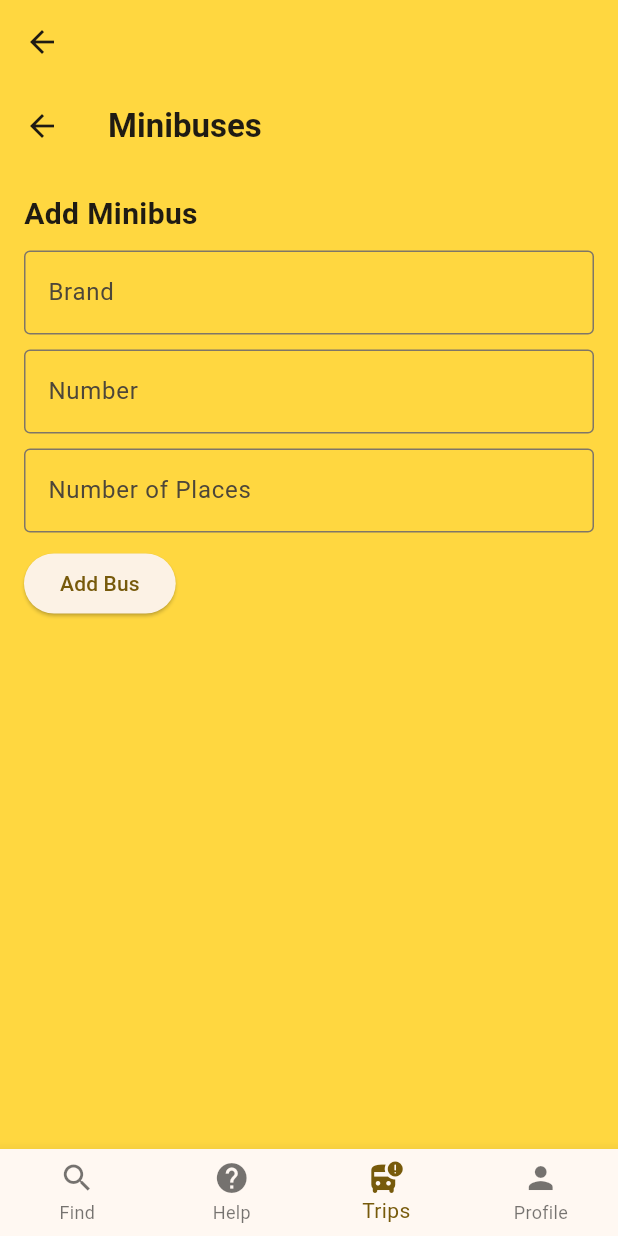
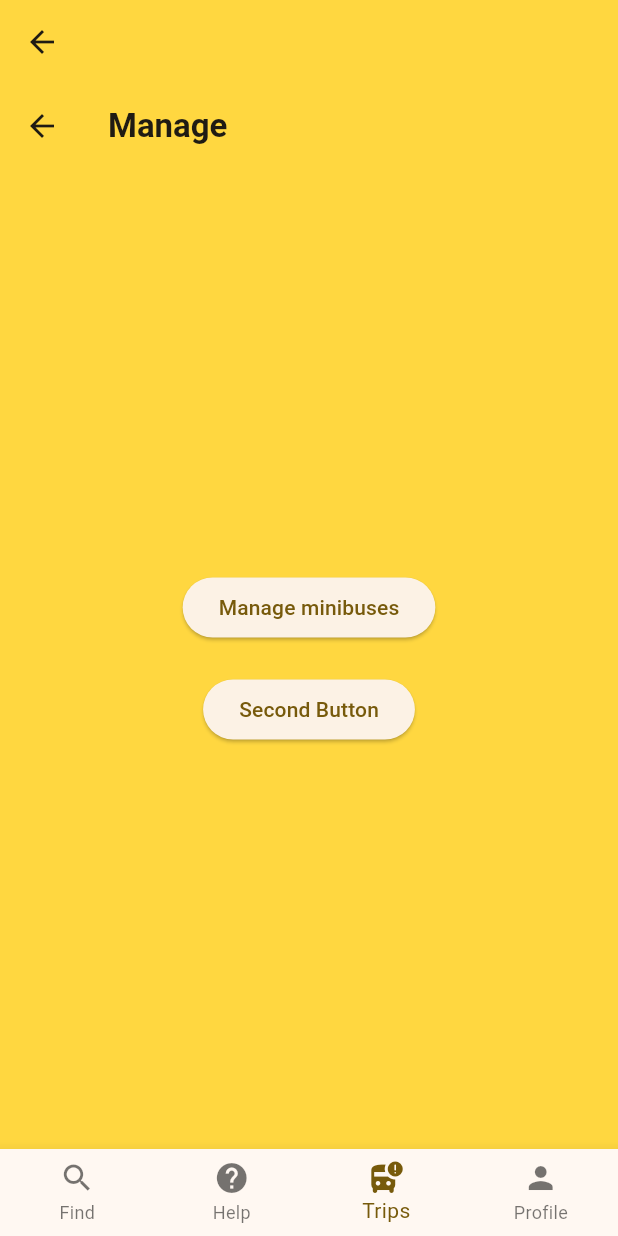
Before and after one commit to Vitalya238/flutter_order_minibuses_app, a Flutter app: the BottomNavBarForDispatchers screen opened directly, item 3 of the bottom bar chosen, on a phone screen of 412 x 824 dp. Run offline on Flutter 3.47's test engine with Material 3 defaults, Android fonts, the phone set to English and light mode, and no system bars; our stand-ins replace sqflite; accounts and stored records are empty.

Commit message:
working 100% added uservalidation and start to add bus stosp

```diff
--- a/kp/lib/services/auth_notifier.dart
+++ b/kp/lib/services/auth_notifier.dart
@@ -3,7 +3,7 @@ import 'package:kp/models/Client.dart';
 
 class AuthNotifier extends ChangeNotifier {
   bool _isAuthenticated = false;
-  late Client _currentUser;
+  late Client _currentUser = Client.empty();
 
   bool get isAuthenticated => _isAuthenticated;
   Client get currentUser => _currentUser;
--- /dev/null
+++ b/kp/lib/views/manage_database.dart
@@ -0,0 +1,43 @@
+import 'package:flutter/material.dart';
+import 'package:kp/views/view.dart';
+
+class ManageDatabase extends StatelessWidget {
+  @override
+  Widget build(BuildContext context) {
+    return Scaffold(
+      appBar: AppBar(
+        backgroundColor: Colors.amberAccent,
+        title: const Text(
+          'Manage',
+          style: TextStyle(fontWeight: FontWeight.w600),
+        ),
+      ),
+      body: Center(
+        child: Column(
+          mainAxisAlignment: MainAxisAlignment.center,
+          children: [
+            ElevatedButton(
+              onPressed: () {
+                Navigator.push(
+                  context,
+                  MaterialPageRoute(builder: (context) => ManageMinibuses()),
+                );
+              },
+              child: const Text('Manage minibuses'),
+            ),
+            SizedBox(height: 20),
+            ElevatedButton(
+              onPressed: () {
+                Navigator.push(
+                  context,
+                  MaterialPageRoute(builder: (context) => ManageBusStops()),
+                );
+              },
+              child: const Text('Second Button'),
+            ),
+          ],
+        ),
+      ),
+    );
+  }
+}
--- a/kp/lib/views/view.dart
+++ b/kp/lib/views/view.dart
@@ -3,3 +3,6 @@ export 'help_screen.dart';
 export 'main_screen.dart';
 export 'list_of_trips_screen.dart';
 export 'profile_screen.dart';
+export 'manage_bus_stops_screen.dart';
+export 'manage_database.dart';
+export 'manage_minibuses_screen.dart';
--- a/kp/lib/views/widgets/nav_bar_widget.dart
+++ b/kp/lib/views/widgets/nav_bar_widget.dart
@@ -1,4 +1,5 @@
 import 'package:flutter/material.dart';
+import 'package:kp/views/manage_database.dart';
 import 'package:kp/views/view.dart';
 import 'package:provider/provider.dart';
 
@@ -92,7 +93,7 @@ class _BottomNavBarForDispatchersState extends State<BottomNavBarForDispatchers>
     ),
     ChangeNotifierProvider(
       create: (context) => DatabaseNotifier(),
-      child: ManageMinibuses(),
+      child: ManageDatabase(),
     ),
     ChangeNotifierProvider(
       create: (context) => DatabaseNotifier(),
```
Also changed, not shown: kp/lib/views/manage_bus_stops_screen.dart (added, +20 -0 lines), kp/lib/views/profile_screen.dart (+57 -8 lines).
